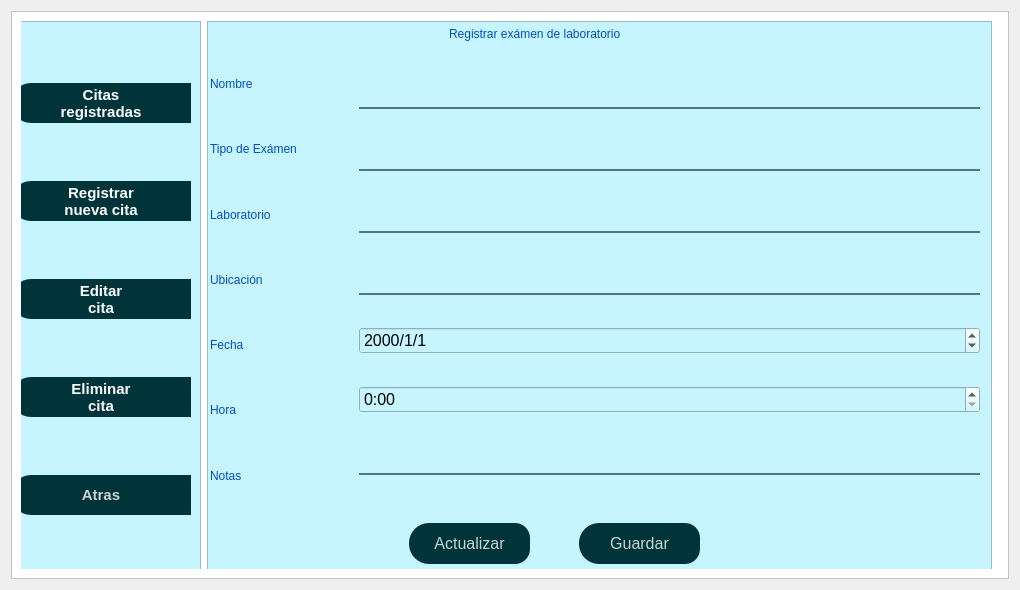
First picture: the form in ui/examen_laboratorio.ui, repository daburneo1/addi, before the edit.
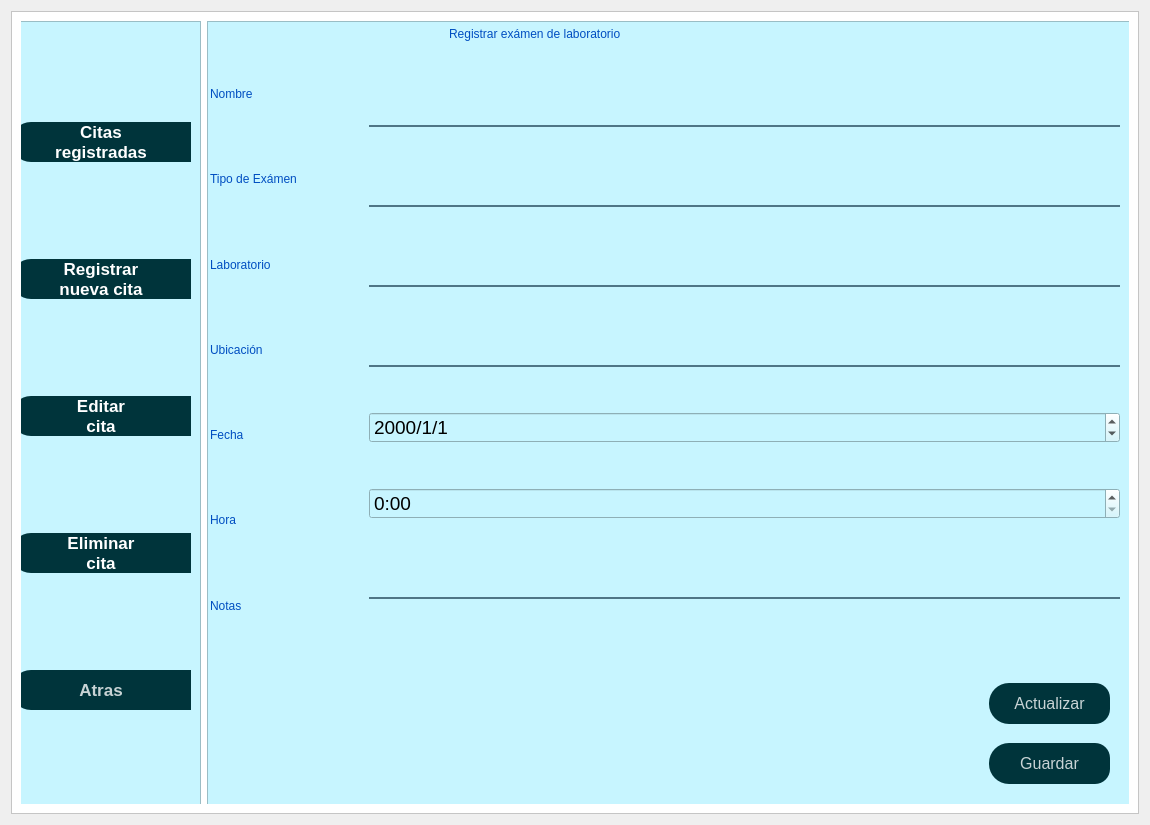
Second picture: the form after the edit. Icons and pictures are not drawn.

The edit to the form file:
```diff
--- a/ui/examen_laboratorio.ui
+++ b/ui/examen_laboratorio.ui
@@ -6,20 +6,20 @@
    <rect>
     <x>0</x>
     <y>0</y>
-    <width>1020</width>
-    <height>590</height>
+    <width>1150</width>
+    <height>825</height>
    </rect>
   </property>
   <property name="minimumSize">
    <size>
-    <width>1020</width>
-    <height>590</height>
+    <width>1150</width>
+    <height>825</height>
    </size>
   </property>
   <property name="maximumSize">
    <size>
-    <width>1020</width>
-    <height>590</height>
+    <width>1150</width>
+    <height>825</height>
    </size>
   </property>
   <property name="windowTitle">
@@ -54,8 +54,8 @@
           <rect>
            <x>-30</x>
            <y>-10</y>
-           <width>1011</width>
-           <height>581</height>
+           <width>1151</width>
+           <height>811</height>
           </rect>
          </property>
          <property name="styleSheet">
@@ -124,7 +124,7 @@
                </property>
                <property name="font">
                 <font>
-                 <pointsize>11</pointsize>
+                 <pointsize>13</pointsize>
                  <weight>75</weight>
                  <bold>true</bold>
                 </font>
@@ -158,7 +158,7 @@
                </property>
                <property name="font">
                 <font>
-                 <pointsize>11</pointsize>
+                 <pointsize>13</pointsize>
                  <weight>75</weight>
                  <bold>true</bold>
                 </font>
@@ -192,7 +192,7 @@
                </property>
                <property name="font">
                 <font>
-                 <pointsize>11</pointsize>
+                 <pointsize>13</pointsize>
                  <weight>75</weight>
                  <bold>true</bold>
                 </font>
@@ -226,7 +226,7 @@
                </property>
                <property name="font">
                 <font>
-                 <pointsize>11</pointsize>
+                 <pointsize>13</pointsize>
                  <weight>75</weight>
                  <bold>true</bold>
                 </font>
@@ -260,7 +260,7 @@
                </property>
                <property name="font">
                 <font>
-                 <pointsize>11</pointsize>
+                 <pointsize>13</pointsize>
                  <weight>75</weight>
                  <bold>true</bold>
                 </font>
@@ -504,8 +504,8 @@
                 <widget class="QPushButton" name="pushButtonActualizar_2">
                  <property name="geometry">
                   <rect>
-                   <x>200</x>
-                   <y>500</y>
+                   <x>780</x>
+                   <y>660</y>
                    <width>121</width>
                    <height>41</height>
                   </rect>
@@ -544,8 +544,8 @@
                 <widget class="QPushButton" name="pushButtonGuardar">
                  <property name="geometry">
                   <rect>
-                   <x>370</x>
-                   <y>500</y>
+                   <x>780</x>
+                   <y>720</y>
                    <width>121</width>
                    <height>41</height>
                   </rect>
@@ -587,7 +587,7 @@
                    <x>1</x>
                    <y>31</y>
                    <width>145</width>
-                   <height>451</height>
+                   <height>591</height>
                   </rect>
                  </property>
                  <layout class="QVBoxLayout" name="verticalLayout_6">
@@ -645,10 +645,10 @@
                 <widget class="QWidget" name="layoutWidget">
                  <property name="geometry">
                   <rect>
-                   <x>150</x>
+                   <x>160</x>
                    <y>30</y>
-                   <width>621</width>
-                   <height>451</height>
+                   <width>751</width>
+                   <height>591</height>
                   </rect>
                  </property>
                  <layout class="QVBoxLayout" name="verticalLayout">
@@ -656,7 +656,7 @@
                    <widget class="QLineEdit" name="lineEditUsuario">
                     <property name="font">
                      <font>
-                      <pointsize>12</pointsize>
+                      <pointsize>15</pointsize>
                      </font>
                     </property>
                     <property name="styleSheet">
@@ -672,7 +672,7 @@
                    <widget class="QLineEdit" name="lineEditTipoExamen">
                     <property name="font">
                      <font>
-                      <pointsize>12</pointsize>
+                      <pointsize>15</pointsize>
                      </font>
                     </property>
                     <property name="styleSheet">
@@ -688,7 +688,7 @@
                    <widget class="QLineEdit" name="lineEditLaboratorio">
                     <property name="font">
                      <font>
-                      <pointsize>12</pointsize>
+                      <pointsize>15</pointsize>
                      </font>
                     </property>
                     <property name="styleSheet">
@@ -704,7 +704,7 @@
                    <widget class="QLineEdit" name="lineEditUbicacion">
                     <property name="font">
                      <font>
-                      <pointsize>12</pointsize>
+                      <pointsize>15</pointsize>
                      </font>
                     </property>
                     <property name="styleSheet">
@@ -720,7 +720,7 @@
                    <widget class="QDateEdit" name="dateEdit">
                     <property name="font">
                      <font>
-                      <pointsize>12</pointsize>
+                      <pointsize>14</pointsize>
                      </font>
                     </property>
                     <property name="displayFormat">
@@ -732,7 +732,7 @@
                    <widget class="QTimeEdit" name="timeEdit">
                     <property name="font">
                      <font>
-                      <pointsize>12</pointsize>
+                      <pointsize>14</pointsize>
                      </font>
                     </property>
                     <property name="minimumTime">
@@ -751,7 +751,7 @@
                    <widget class="QLineEdit" name="lineEditNotas">
                     <property name="font">
                      <font>
-                      <pointsize>12</pointsize>
+                      <pointsize>15</pointsize>
                      </font>
                     </property>
                     <property name="styleSheet">
```
Left out of the diff: 2 changed lines with no effect on the pictures.
